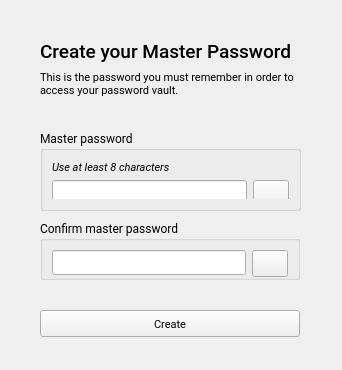
First picture: the form in log_in.ui, repository EmueI/password-manager, before the edit.
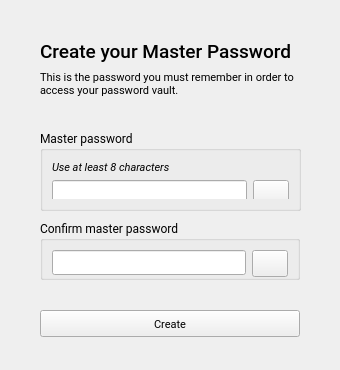
Second picture: the form after the edit. Icons and pictures are not drawn.

What changed in the file:
```diff
--- a/log_in.ui
+++ b/log_in.ui
@@ -6,7 +6,7 @@
    <rect>
     <x>0</x>
     <y>0</y>
-    <width>342</width>
+    <width>340</width>
     <height>370</height>
    </rect>
   </property>
```
